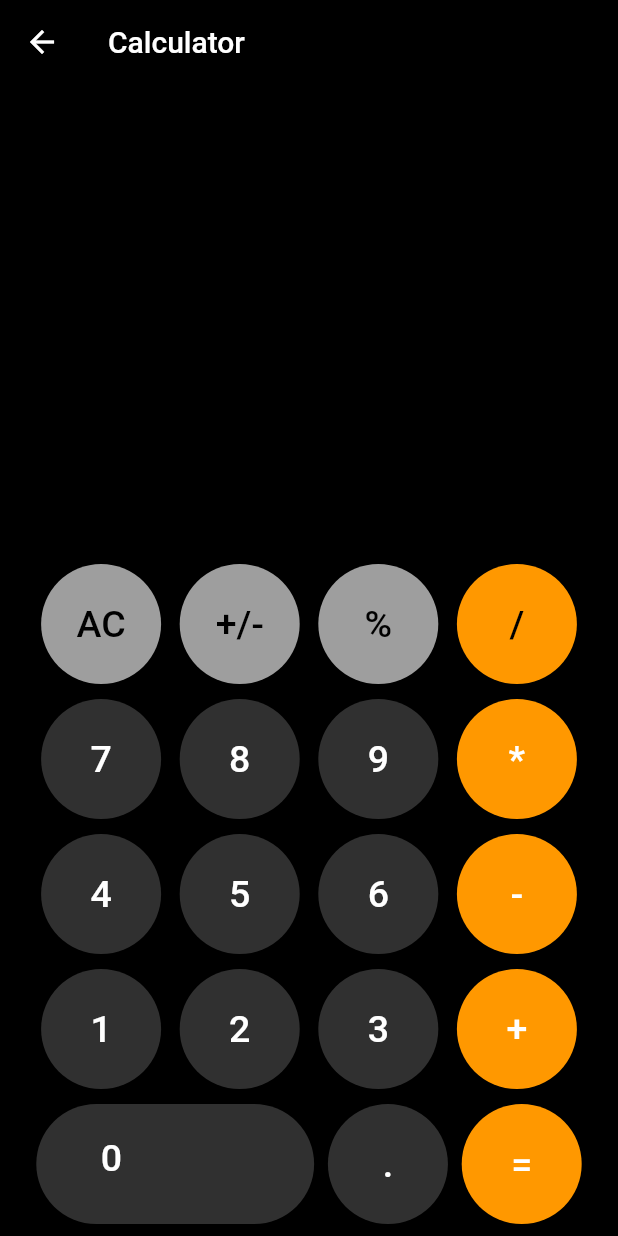
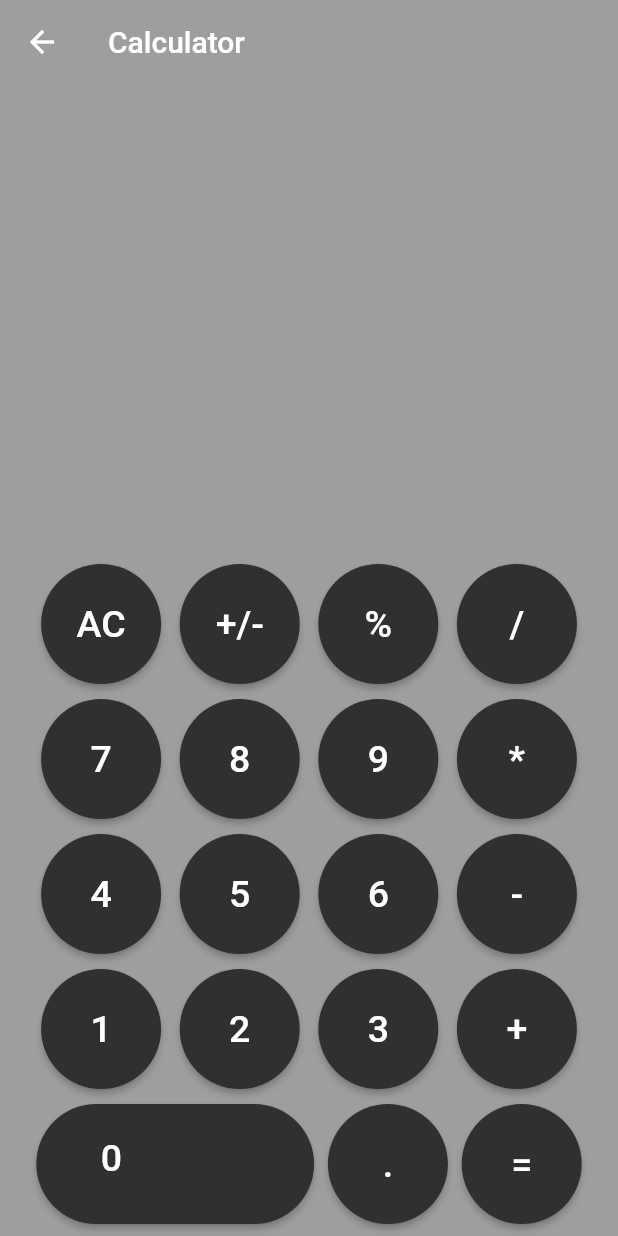
Before and after one commit to Musab-Salah/Flutter-Project, a Flutter app: the CalculatorScreen screen opened by its route, on a phone screen of 412 x 824 dp. Run offline on Flutter 3.47's test engine with Material 2 defaults, Android fonts, the phone set to English and light mode, and no system bars.

Commit message:
Last Ver.

```diff
--- a/lib/calculator_app/calculator_screen.dart
+++ b/lib/calculator_app/calculator_screen.dart
@@ -108,12 +108,12 @@ class _CalculatorScreenState extends State<CalculatorScreen> {
   @override
   Widget build(BuildContext context) {
     return Scaffold(
-      backgroundColor: Colors.black,
+      backgroundColor: Colors.grey,
       appBar: AppBar(
         title: const Text(
           'Calculator',
         ),
-        backgroundColor: Colors.black,
+        backgroundColor: Colors.grey,
         elevation: 0.0,
       ),
       body: Padding(
@@ -135,10 +135,10 @@ class _CalculatorScreenState extends State<CalculatorScreen> {
             Row(
               mainAxisAlignment: MainAxisAlignment.spaceEvenly,
               children: [
-                calcBtn('AC', Colors.black, Colors.grey),
-                calcBtn('+/-', Colors.black, Colors.grey),
-                calcBtn('%', Colors.black, Colors.grey),
-                calcBtn('/', Colors.black, Colors.orange),
+                calcBtn('AC', Colors.white, Colors.grey[850] as Color),
+                calcBtn('+/-', Colors.white, Colors.grey[850] as Color),
+                calcBtn('%', Colors.white, Colors.grey[850] as Color),
+                calcBtn('/', Colors.white, Colors.grey[850] as Color),
               ],
             ),
             const SizedBox(
@@ -150,7 +150,7 @@ class _CalculatorScreenState extends State<CalculatorScreen> {
                 calcBtn('7', Colors.white, Colors.grey[850] as Color),
                 calcBtn('8', Colors.white, Colors.grey[850] as Color),
                 calcBtn('9', Colors.white, Colors.grey[850] as Color),
-                calcBtn('*', Colors.white, Colors.orange),
+                calcBtn('*', Colors.white, Colors.grey[850] as Color),
               ],
             ),
             const SizedBox(
@@ -162,7 +162,7 @@ class _CalculatorScreenState extends State<CalculatorScreen> {
                 calcBtn('4', Colors.white, Colors.grey[850] as Color),
                 calcBtn('5', Colors.white, Colors.grey[850] as Color),
                 calcBtn('6', Colors.white, Colors.grey[850] as Color),
-                calcBtn('-', Colors.white, Colors.orange),
+                calcBtn('-', Colors.white, Colors.grey[850] as Color),
               ],
             ),
             const SizedBox(
@@ -174,7 +174,7 @@ class _CalculatorScreenState extends State<CalculatorScreen> {
                 calcBtn('1', Colors.white, Colors.grey[850] as Color),
                 calcBtn('2', Colors.white, Colors.grey[850] as Color),
                 calcBtn('3', Colors.white, Colors.grey[850] as Color),
-                calcBtn('+', Colors.white, Colors.orange),
+                calcBtn('+', Colors.white, Colors.grey[850] as Color),
               ],
             ),
             const SizedBox(
@@ -199,7 +199,7 @@ class _CalculatorScreenState extends State<CalculatorScreen> {
                       style: TextStyle(color: Colors.white, fontSize: 25),
                     )),
                 calcBtn('.', Colors.white, Colors.grey[850] as Color),
-                calcBtn('=', Colors.white, Colors.orange),
+                calcBtn('=', Colors.white, Colors.grey[850] as Color),
               ],
             ),
           ],
--- a/lib/quotes/getquotesfromapi/network/api_call.dart
+++ b/lib/quotes/getquotesfromapi/network/api_call.dart
@@ -8,7 +8,7 @@ Future fetchAllQuotes() async {
   final response = await http.get(Uri.parse('https://type.fit/api/quotes'));
   if (response.statusCode == 200) {
     var jsonData = jsonDecode(response.body);
-    print(jsonData);
+    //print(jsonData);
 
     var quotes = [];
     for (var aQuote in jsonData) {
@@ -17,7 +17,7 @@ Future fetchAllQuotes() async {
 
       quotes.add(quote);
     }
-    print(quotes.length);
+   // print(quotes.length);
     return quotes;
   } else {
     throw Exception('Failed to fetch posts');
--- a/lib/stop_watch_app/stop_watch_screen.dart
+++ b/lib/stop_watch_app/stop_watch_screen.dart
@@ -99,7 +99,7 @@ class _StopWatchScreenState extends State<StopWatchScreen> {
                     padding: const EdgeInsets.all(8.0),
                     margin: const EdgeInsets.symmetric(vertical: 50.0),
                     width: double.infinity,
-                    //height: 350,
+
                     decoration: BoxDecoration(
                       color: Colors.white.withOpacity(0.3),
                       borderRadius: BorderRadius.circular(15),
```
Also changed, not shown: assets/quotes.json (+10 -6 lines).
